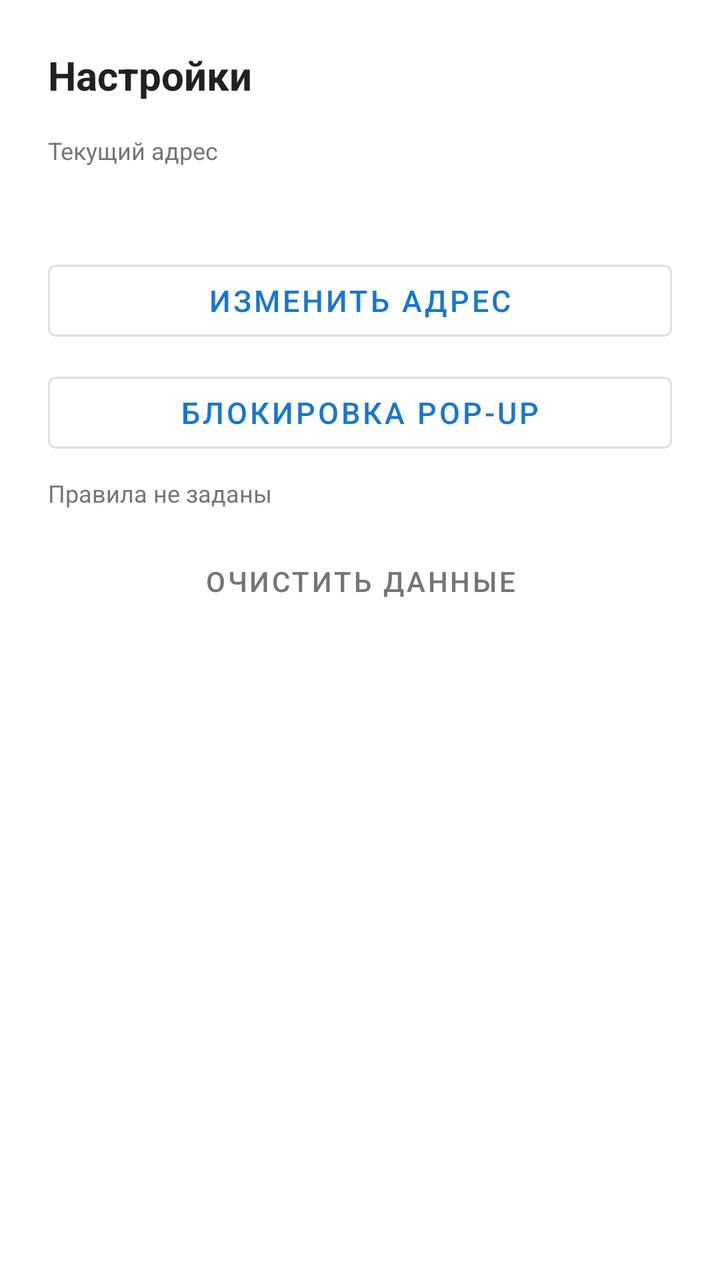
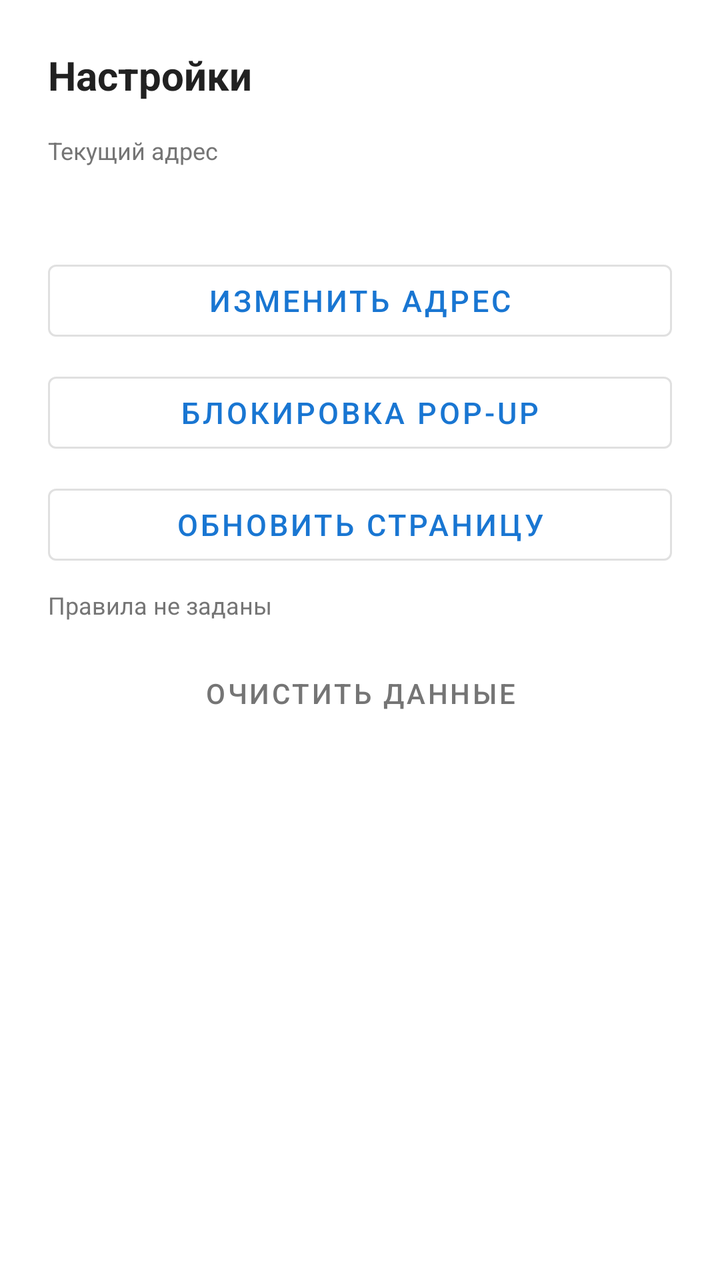

Two renders of the same Android screen: before a commit and after it. Below are the layout's source before the change and the commit's diff.
<!-- AndroidManifest.xml: application theme Theme.WebViewer -->
<!-- res/layout/bottom_sheet_settings.xml -->
<?xml version="1.0" encoding="utf-8"?>
<LinearLayout xmlns:android="http://schemas.android.com/apk/res/android"
    android:layout_width="match_parent"
    android:layout_height="wrap_content"
    android:orientation="vertical"
    android:padding="24dp">

    <TextView
        android:layout_width="wrap_content"
        android:layout_height="wrap_content"
        android:text="@string/settings"
        android:textSize="20sp"
        android:textStyle="bold"
        android:textColor="@color/text_primary"
        android:layout_marginBottom="16dp" />

    <TextView
        android:layout_width="wrap_content"
        android:layout_height="wrap_content"
        android:text="@string/current_url_label"
        android:textSize="12sp"
        android:textColor="@color/text_secondary" />

    <TextView
        android:id="@+id/tvCurrentUrl"
        android:layout_width="match_parent"
        android:layout_height="wrap_content"
        android:textSize="14sp"
        android:textColor="@color/text_primary"
        android:layout_marginBottom="24dp"
        android:ellipsize="end"
        android:maxLines="2" />

    <com.google.android.material.button.MaterialButton
        android:id="@+id/btnChangeUrl"
        android:layout_width="match_parent"
        android:layout_height="48dp"
        android:text="@string/btn_change_url"
        android:textSize="15sp"
        style="@style/Widget.MaterialComponents.Button.OutlinedButton" />

    <com.google.android.material.button.MaterialButton
        android:id="@+id/btnPopupBlocking"
        android:layout_width="match_parent"
        android:layout_height="48dp"
        android:layout_marginTop="8dp"
        android:text="@string/btn_popup_blocking"
        android:textSize="15sp"
        style="@style/Widget.MaterialComponents.Button.OutlinedButton" />

    <TextView
        android:id="@+id/tvPopupBlockingSummary"
        android:layout_width="match_parent"
        android:layout_height="wrap_content"
        android:layout_marginTop="8dp"
        android:text="@string/popup_blocking_summary_off"
        android:textColor="@color/text_secondary"
        android:textSize="12sp" />

    <com.google.android.material.button.MaterialButton
        android:id="@+id/btnClearDataSheet"
        android:layout_width="match_parent"
        android:layout_height="48dp"
        android:layout_marginTop="12dp"
        android:text="@string/btn_clear_data"
        android:textSize="14sp"
        android:textColor="@color/text_secondary"
        style="@style/Widget.MaterialComponents.Button.TextButton" />

</LinearLayout>
<!-- resources referenced by this layout -->
<resources>
  <color name="text_primary">#212121</color>
  <color name="text_secondary">#757575</color>
  <string name="btn_change_url">Изменить адрес</string>
  <string name="btn_clear_data">Очистить данные</string>
  <string name="btn_popup_blocking">Блокировка pop-up</string>
  <string name="current_url_label">Текущий адрес</string>
  <string name="popup_blocking_summary_off">Правила не заданы</string>
  <string name="settings">Настройки</string>
  <style name="Theme.WebViewer" parent="Theme.MaterialComponents.DayNight.NoActionBar">
          <item name="colorPrimary">@color/primary</item>
          <item name="colorPrimaryVariant">@color/primary_dark</item>
          <item name="colorOnPrimary">@color/white</item>
          <item name="colorSecondary">@color/accent</item>
          <item name="colorOnSecondary">@color/white</item>
      </style>
  <color name="primary">#1976D2</color>
  <color name="primary_dark">#1565C0</color>
  <color name="white">#FFFFFF</color>
  <color name="accent">#FF6F00</color>
</resources>

<!-- the commit's change to res/layout/bottom_sheet_settings.xml (unified diff, before → after) -->
@@ -48,6 +48,15 @@
         android:textSize="15sp"
         style="@style/Widget.MaterialComponents.Button.OutlinedButton" />
 
+    <com.google.android.material.button.MaterialButton
+        android:id="@+id/btnRefreshPage"
+        android:layout_width="match_parent"
+        android:layout_height="48dp"
+        android:layout_marginTop="8dp"
+        android:text="@string/btn_refresh_page"
+        android:textSize="15sp"
+        style="@style/Widget.MaterialComponents.Button.OutlinedButton" />
+
     <TextView
         android:id="@+id/tvPopupBlockingSummary"
         android:layout_width="match_parent"
<!-- resource entries referenced after the edit -->
@@ -5,6 +5,7 @@
   <string name="btn_change_url">Изменить адрес</string>
   <string name="btn_clear_data">Очистить данные</string>
   <string name="btn_popup_blocking">Блокировка pop-up</string>
+  <string name="btn_refresh_page">Обновить страницу</string>
   <string name="current_url_label">Текущий адрес</string>
   <string name="popup_blocking_summary_off">Правила не заданы</string>
   <string name="settings">Настройки</string>
